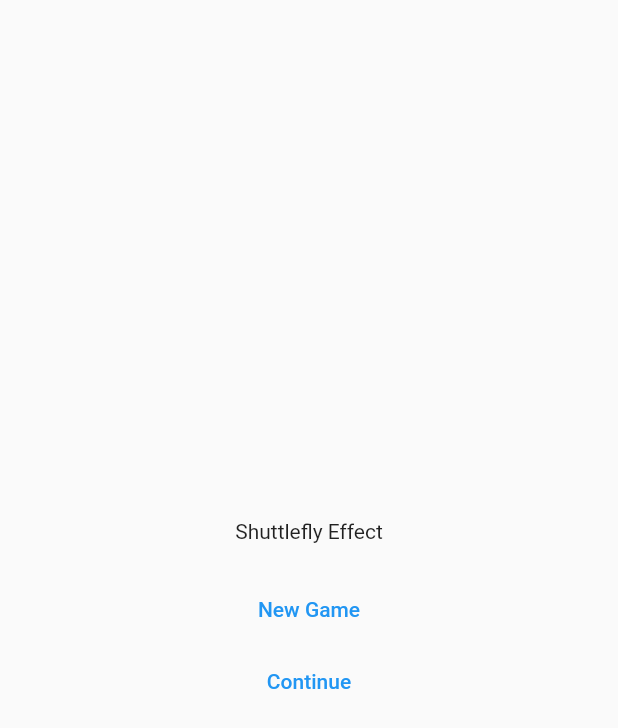
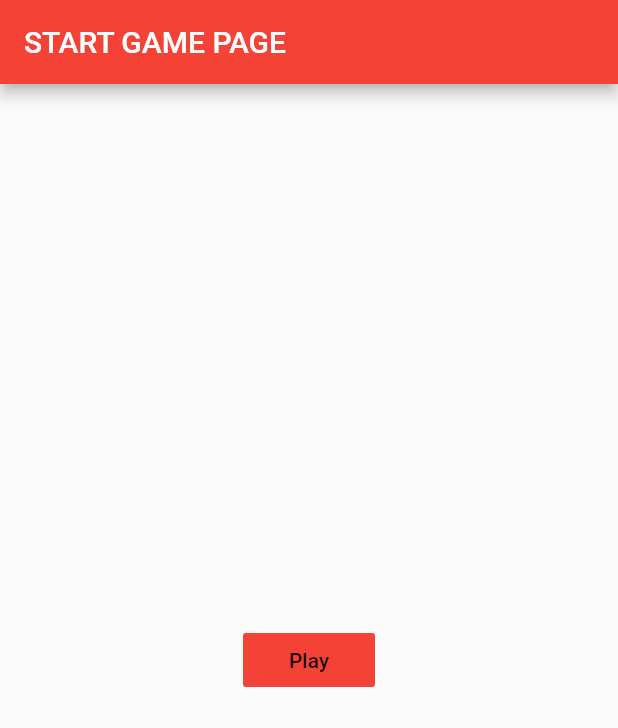
Before and after one commit to aliemrenebiler/shuttlefly_effect_v2, a Flutter app: the screen it shows after launch, on a phone screen of 412 x 824 dp. Shown: the top 728 px of the screen. Run offline on Flutter 3.47's test engine with Material 2 defaults, Android fonts, the light colour scheme and no system bars.

Commit message:
main page resolved

```diff
--- a/lib/main.dart
+++ b/lib/main.dart
@@ -10,55 +10,49 @@
 
   @override
   Widget build(BuildContext context) {
-    return const MaterialApp(
-      home: Scaffold(
-        body: WelcomePage(),
+    return MaterialApp(
+      routes: {
+        '/welcome': (context) => const WelcomeScreen(),
+        '/game': (context) => const GameScreen(),
+      },
+      home: const WelcomeScreen(),
+    );
+  }
+}
+
+// New Game button included
+class WelcomeScreen extends StatefulWidget {
+  const WelcomeScreen({
+    Key? key,
+  }) : super(key: key);
+
+  @override
+  State<WelcomeScreen> createState() => _WelcomeScreenState();
+}
+
+class _WelcomeScreenState extends State<WelcomeScreen> {
+  @override
+  Widget build(BuildContext context) {
+    return Scaffold(
+      appBar: AppBar(
+        title: const Text('START GAME PAGE'),
+        backgroundColor: Colors.red,
+      ),
+      body: Center(
+        // ignore: deprecated_member_use
+        child: FlatButton(
+          child: const Text('Play'),
+          color: Colors.red,
+          onPressed: () => Navigator.pushNamed(context, '/game'),
+        ),
       ),
     );
   }
 }
 
-// New Game button included
-class WelcomePage extends StatefulWidget {
-  const WelcomePage({
-    Key? key,
-  }) : super(key: key);
-
-  @override
-  State<WelcomePage> createState() => _WelcomePageState();
-}
-
-class _WelcomePageState extends State<WelcomePage> {
-  @override
-  Widget build(BuildContext context) {
-    return Center(
-      child: Column(
-        mainAxisAlignment: MainAxisAlignment.center,
-        crossAxisAlignment: CrossAxisAlignment.center,
-        children: [
-          const Padding(
-            padding: EdgeInsets.only(bottom: 20),
-            child: Text('Shuttlefly Effect'),
-          ),
-          TextButton(
-            child: const Text('New Game'),
-            onPressed: changePage,
-          ),
-          TextButton(
-            child: const Text('Continue'),
-            onPressed: changePage,
-          ),
-        ],
-      ),
-    );
-  }
-
-  void changePage() {}
-}
-
 // New Game and Continue buttons included
-class ContinuePage extends StatelessWidget {
-  const ContinuePage({
+class GameScreen extends StatelessWidget {
+  const GameScreen({
     Key? key,
   }) : super(key: key);
 
@@ -69,17 +63,3 @@
     );
   }
 }
-
-// The main game page that all the events happen
-class GamePage extends StatelessWidget {
-  const GamePage({
-    Key? key,
-  }) : super(key: key);
-
-  @override
-  Widget build(BuildContext context) {
-    return const Center(
-      child: Text('This is Game Page'),
-    );
-  }
-}
```
